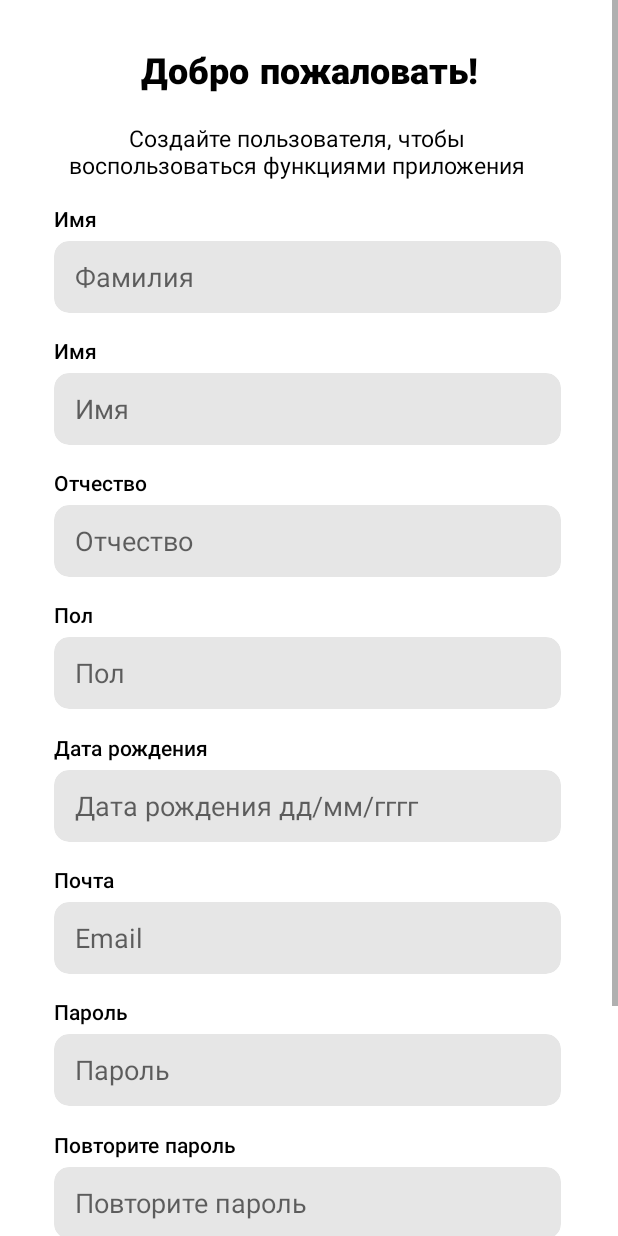
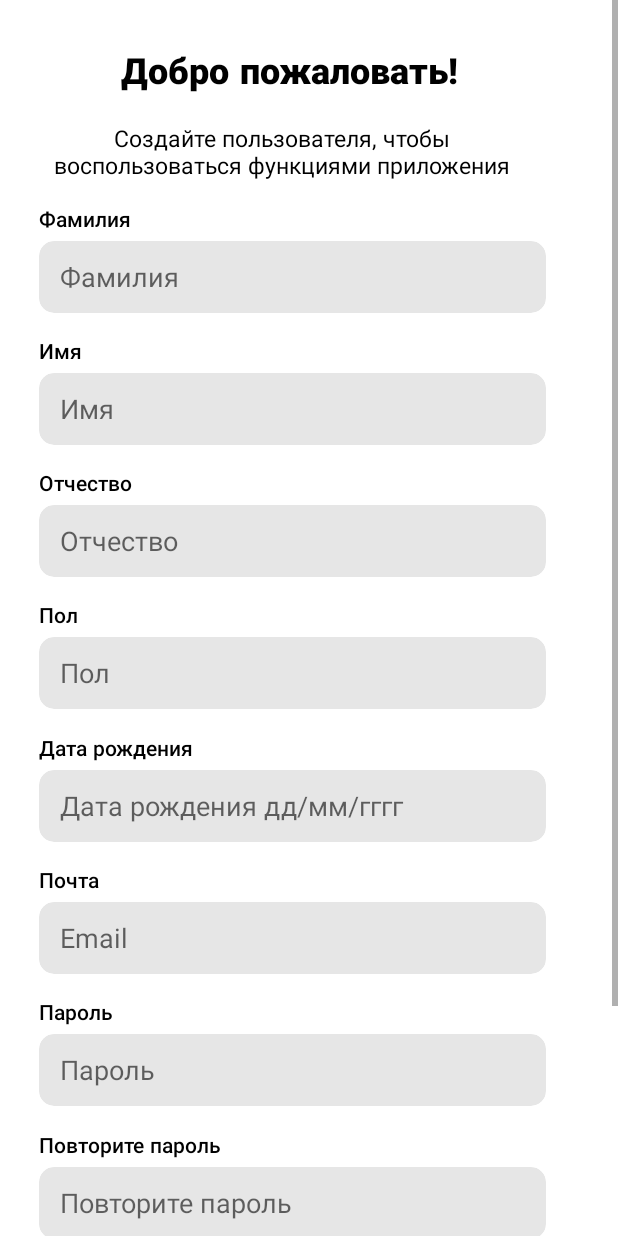
Before and after one commit to MrKot007/prof2023, an Android app: the SignUpActivity screen opened directly, with no data from a screen before it, on a phone screen of 412 x 824 dp. Run offline under Robolectric (Android 15) with nearby library versions, the light colour scheme and no system bars.

Commit message:
commit 6

```diff
--- a/app/src/main/java/com/example/codemania/Connection.kt
+++ b/app/src/main/java/com/example/codemania/Connection.kt
@@ -2,6 +2,8 @@ package com.example.codemania
 
 import android.app.AlertDialog
 import android.content.Context
+import android.util.Log
+import android.widget.Toast
 import com.example.codemania.Connection.retrofit
 import com.google.gson.Gson
 import retrofit2.Call
@@ -26,11 +28,13 @@ fun <T> Call<T>.push(onGetData: OnGetData<T>, context: Context) {
                 }else{
                     onGetData.onError("body null")
                 }
+            }else{
+                Toast.makeText(context, "Ошибка ${response.code()}", Toast.LENGTH_LONG).show()
             }
         }
 
         override fun onFailure(call: Call<T>, t: Throwable) {
-
+            Log.e("New error", t.message.toString())
         }
 
     })
--- a/app/src/main/res/layout/activity_log_in.xml
+++ b/app/src/main/res/layout/activity_log_in.xml
@@ -103,7 +103,7 @@
     </androidx.cardview.widget.CardView>
 
     <androidx.cardview.widget.CardView
-        android:id="@+id/register"
+        android:id="@+id/enter"
         android:layout_width="324dp"
         android:layout_height="56dp"
         android:layout_marginStart="18dp"
@@ -129,14 +129,14 @@
     </androidx.cardview.widget.CardView>
 
     <androidx.cardview.widget.CardView
-        android:id="@+id/back"
+        android:id="@+id/goToCreateAccount"
         android:layout_width="324dp"
         android:layout_height="56dp"
         android:layout_marginTop="16dp"
         app:cardElevation="0dp"
         app:layout_constraintEnd_toEndOf="parent"
         app:layout_constraintStart_toStartOf="parent"
-        app:layout_constraintTop_toBottomOf="@+id/register">
+        app:layout_constraintTop_toBottomOf="@+id/enter">
 
         <TextView
             android:id="@+id/textView6"
--- a/app/src/main/res/layout/activity_on_boarding.xml
+++ b/app/src/main/res/layout/activity_on_boarding.xml
@@ -15,7 +15,7 @@
         android:id="@+id/tabs"
         android:layout_width="match_parent"
         android:layout_height="wrap_content"
-        app:layout_constraintBottom_toTopOf="@+id/register"
+        app:layout_constraintBottom_toTopOf="@+id/enter"
         app:layout_constraintEnd_toEndOf="parent"
         app:layout_constraintStart_toStartOf="parent"
         app:tabBackground="@drawable/tabselector"
@@ -27,7 +27,7 @@
     </com.google.android.material.tabs.TabLayout>
 
     <androidx.cardview.widget.CardView
-        android:id="@+id/register"
+        android:id="@+id/enter"
         android:layout_width="match_parent"
         android:layout_height="wrap_content"
         android:layout_marginStart="18dp"
--- a/app/src/main/res/layout/activity_sign_up.xml
+++ b/app/src/main/res/layout/activity_sign_up.xml
@@ -17,8 +17,9 @@
 
             <TextView
                 android:id="@+id/textView3"
-                android:layout_width="match_parent"
+                android:layout_width="wrap_content"
                 android:layout_height="wrap_content"
+                android:layout_marginLeft="80dp"
                 android:layout_marginTop="30dp"
                 android:fontFamily="@font/jost_medium"
                 android:text="Добро пожаловать!"
@@ -31,7 +32,7 @@
                 android:id="@+id/textView5"
                 android:layout_width="324dp"
                 android:layout_height="wrap_content"
-                android:layout_marginLeft="36dp"
+                android:layout_marginLeft="26dp"
                 android:layout_marginTop="16dp"
                 android:text="Создайте пользователя, чтобы воспользоваться функциями приложения"
                 android:textAlignment="center"
@@ -41,10 +42,10 @@
             <TextView
                 android:layout_width="wrap_content"
                 android:layout_height="wrap_content"
-                android:layout_marginLeft="36dp"
+                android:layout_marginLeft="26dp"
                 android:layout_marginTop="16dp"
                 android:fontFamily="@font/jost_medium"
-                android:text="Имя"
+                android:text="Фамилия"
                 android:textColor="@color/black"
                 app:layout_constraintStart_toStartOf="parent"
                 app:layout_constraintTop_toBottomOf="@+id/textView2" />
@@ -52,13 +53,14 @@
             <androidx.cardview.widget.CardView
                 android:layout_width="wrap_content"
                 android:layout_height="wrap_content"
-                android:layout_marginLeft="36dp"
+                android:layout_marginLeft="26dp"
                 android:layout_marginTop="4dp"
                 app:cardBackgroundColor="#E6E6E6"
                 app:cardCornerRadius="10dp"
                 app:cardElevation="0dp">
 
                 <EditText
+                    android:id="@+id/lastnameInp"
                     android:layout_width="324dp"
                     android:layout_height="48dp"
                     android:layout_marginLeft="14dp"
@@ -72,7 +74,7 @@
                 android:id="@+id/textView10"
                 android:layout_width="wrap_content"
                 android:layout_height="wrap_content"
-                android:layout_marginStart="36dp"
+                android:layout_marginStart="26dp"
                 android:layout_marginTop="16dp"
                 android:fontFamily="@font/jost_medium"
                 android:text="Имя"
@@ -83,13 +85,14 @@
             <androidx.cardview.widget.CardView
                 android:layout_width="wrap_content"
                 android:layout_height="wrap_content"
-                android:layout_marginLeft="36dp"
+                android:layout_marginLeft="26dp"
                 android:layout_marginTop="4dp"
                 app:cardBackgroundColor="#E6E6E6"
                 app:cardCornerRadius="10dp"
                 app:cardElevation="0dp">
 
                 <EditText
+                    android:id="@+id/firstnameInp"
                     android:layout_width="324dp"
                     android:layout_height="48dp"
                     android:layout_marginLeft="14dp"
@@ -103,7 +106,7 @@
                 android:id="@+id/textView11"
                 android:layout_width="wrap_content"
                 android:layout_height="wrap_content"
-                android:layout_marginStart="36dp"
+                android:layout_marginStart="26dp"
                 android:layout_marginTop="16dp"
                 android:fontFamily="@font/jost_medium"
                 android:text="Отчество"
@@ -114,13 +117,14 @@
             <androidx.cardview.widget.CardView
                 android:layout_width="wrap_content"
                 android:layout_height="wrap_content"
-                android:layout_marginLeft="36dp"
+                android:layout_marginLeft="26dp"
                 android:layout_marginTop="4dp"
                 app:cardBackgroundColor="#E6E6E6"
                 app:cardCornerRadius="10dp"
                 app:cardElevation="0dp">
 
                 <EditText
+                    android:id="@+id/patronymicInp"
                     android:layout_width="324dp"
                     android:layout_height="48dp"
                     android:layout_marginLeft="14dp"
@@ -134,7 +138,7 @@
                 android:id="@+id/textView12"
                 android:layout_width="wrap_content"
                 android:layout_height="wrap_content"
-                android:layout_marginStart="36dp"
+                android:layout_marginStart="26dp"
                 android:layout_marginTop="16dp"
                 android:fontFamily="@font/jost_medium"
                 android:text="Пол"
@@ -145,13 +149,14 @@
             <androidx.cardview.widget.CardView
                 android:layout_width="wrap_content"
                 android:layout_height="match_parent"
-                android:layout_marginLeft="36dp"
+                android:layout_marginLeft="26dp"
                 android:layout_marginTop="4dp"
                 app:cardBackgroundColor="#E6E6E6"
                 app:cardCornerRadius="10dp"
                 app:cardElevation="0dp">
 
                 <EditText
+                    android:id="@+id/sexInp"
                     android:layout_width="324dp"
                     android:layout_height="48dp"
                     android:layout_marginLeft="14dp"
@@ -165,7 +170,7 @@
                 android:id="@+id/textView13"
                 android:layout_width="wrap_content"
                 android:layout_height="wrap_content"
-                android:layout_marginStart="36dp"
+                android:layout_marginStart="26dp"
                 android:layout_marginTop="16dp"
                 android:fontFamily="@font/jost_medium"
                 android:text="Дата рождения"
@@ -176,13 +181,14 @@
             <androidx.cardview.widget.CardView
                 android:layout_width="wrap_content"
                 android:layout_height="match_parent"
-                android:layout_marginLeft="36dp"
+                android:layout_marginLeft="26dp"
                 android:layout_marginTop="4dp"
                 app:cardBackgroundColor="#E6E6E6"
                 app:cardCornerRadius="10dp"
                 app:cardElevation="0dp">
 
                 <EditText
+                    android:id="@+id/birthInp"
                     android:layout_width="324dp"
                     android:layout_height="48dp"
                     android:layout_marginLeft="14dp"
@@ -196,7 +202,7 @@
                 android:id="@+id/textView14"
                 android:layout_width="wrap_content"
                 android:layout_height="wrap_content"
-                android:layout_marginStart="36dp"
+                android:layout_marginStart="26dp"
                 android:layout_marginTop="16dp"
                 android:fontFamily="@font/jost_medium"
                 android:text="Почта"
@@ -207,13 +213,14 @@
             <androidx.cardview.widget.CardView
                 android:layout_width="wrap_content"
                 android:layout_height="match_parent"
-                android:layout_marginLeft="36dp"
+                android:layout_marginLeft="26dp"
                 android:layout_marginTop="4dp"
                 app:cardBackgroundColor="#E6E6E6"
                 app:cardCornerRadius="10dp"
                 app:cardElevation="0dp">
 
                 <EditText
+                    android:id="@+id/mailInp"
                     android:layout_width="324dp"
                     android:layout_height="48dp"
                     android:layout_marginLeft="14dp"
@@ -227,7 +234,7 @@
                 android:id="@+id/textView15"
                 android:layout_width="wrap_content"
                 android:layout_height="wrap_content"
-                android:layout_marginStart="36dp"
+                android:layout_marginStart="26dp"
                 android:layout_marginTop="16dp"
                 android:fontFamily="@font/jost_medium"
                 android:text="Пароль"
@@ -238,13 +245,14 @@
             <androidx.cardview.widget.CardView
                 android:layout_width="wrap_content"
                 android:layout_height="match_parent"
-                android:layout_marginLeft="36dp"
+                android:layout_marginLeft="26dp"
                 android:layout_marginTop="4dp"
                 app:cardBackgroundColor="#E6E6E6"
                 app:cardCornerRadius="10dp"
                 app:cardElevation="0dp">
 
                 <EditText
+                    android:id="@+id/passwordInp"
                     android:layout_width="324dp"
                     android:layout_height="48dp"
                     android:layout_marginLeft="14dp"
@@ -258,7 +266,7 @@
                 android:id="@+id/textView16"
                 android:layout_width="wrap_content"
                 android:layout_height="wrap_content"
-                android:layout_marginStart="36dp"
+                android:layout_marginStart="26dp"
                 android:layout_marginTop="16dp"
                 android:fontFamily="@font/jost_medium"
                 android:text="Повторите пароль"
@@ -269,13 +277,14 @@
             <androidx.cardview.widget.CardView
                 android:layout_width="wrap_content"
                 android:layout_height="match_parent"
-                android:layout_marginLeft="36dp"
+                android:layout_marginLeft="26dp"
                 android:layout_marginTop="4dp"
                 app:cardBackgroundColor="#E6E6E6"
                 app:cardCornerRadius="10dp"
                 app:cardElevation="0dp">
 
                 <EditText
+                    android:id="@+id/repeatpasswordInp"
                     android:layout_width="324dp"
                     android:layout_height="48dp"
                     android:layout_marginLeft="14dp"
@@ -286,10 +295,10 @@
             </androidx.cardview.widget.CardView>
 
             <androidx.cardview.widget.CardView
-                android:id="@+id/register"
+                android:id="@+id/enter"
                 android:layout_width="336dp"
                 android:layout_height="56dp"
-                android:layout_marginStart="36dp"
+                android:layout_marginStart="26dp"
                 android:layout_marginTop="56dp"
                 app:cardBackgroundColor="#FFC100"
                 app:cardCornerRadius="10dp"
@@ -311,14 +320,15 @@
             </androidx.cardview.widget.CardView>
 
             <androidx.cardview.widget.CardView
-                android:id="@+id/back"
-                android:layout_width="match_parent"
+                android:id="@+id/goToCreateAccount"
+                android:layout_width="wrap_content"
                 android:layout_height="match_parent"
+                android:layout_marginStart="26dp"
                 android:layout_marginTop="16dp"
                 app:cardElevation="0dp"
                 app:layout_constraintEnd_toEndOf="parent"
                 app:layout_constraintStart_toStartOf="parent"
-                app:layout_constraintTop_toBottomOf="@+id/register">
+                app:layout_constraintTop_toBottomOf="@+id/enter">
 
                 <TextView
                     android:id="@+id/textView6"
```
Also changed, not shown: app/src/main/java/com/example/codemania/LogInActivity.kt (+15 -5 lines), app/src/main/java/com/example/codemania/OnBoardingActivity.kt (+11 -11 lines), app/src/main/java/com/example/codemania/SignUpActivity.kt (+56 -1 lines).
